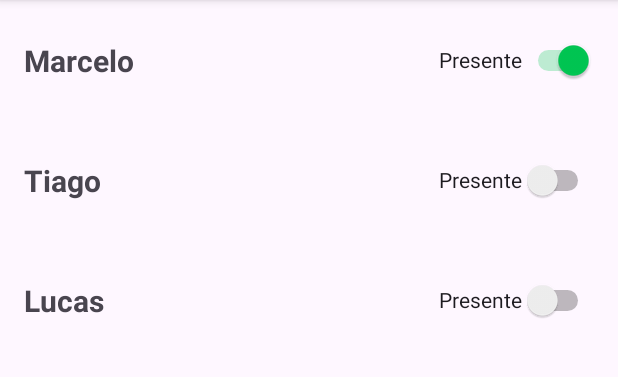
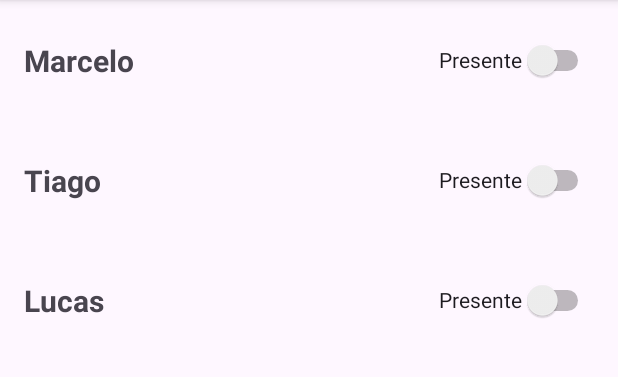
Before and after one commit to marceloviana1991/chamada-android-kotlin, an Android app: the screen it shows after launch (MainActivity), on a phone screen of 412 x 824 dp, the part 96-473 px from its top. Run offline under Robolectric (Android 15) with nearby library versions, the phone set to English and light mode, and no system bars.

```diff
--- a/app/src/main/java/marceloviana1991/listadechamada/MainActivity.kt
+++ b/app/src/main/java/marceloviana1991/listadechamada/MainActivity.kt
@@ -26,11 +26,7 @@ class MainActivity : AppCompatActivity() {
         val recyclerView = biding.recyclerview
         recyclerView.adapter = MainAdapter(
             this,
-            listOf(
-                Pessoa("Marcelo", true),
-                Pessoa("Tiago"),
-                Pessoa("Lucas")
-            )
+            listOf("Marcelo", "Tiago", "Lucas")
         )
     }
 }
--- a/app/src/main/java/marceloviana1991/listadechamada/MainAdapter.kt
+++ b/app/src/main/java/marceloviana1991/listadechamada/MainAdapter.kt
@@ -8,15 +8,15 @@ import marceloviana1991.listadechamada.databinding.AdapterMainBinding
 
 class MainAdapter(
     private val context: Context,
-    private val pessoas: List<Pessoa>
+    private val nomes: List<String>
 ): RecyclerView.Adapter<MainAdapter.ViewHolder>() {
 
     class ViewHolder(
         private val binding: AdapterMainBinding
     ): RecyclerView.ViewHolder(binding.root) {
-        fun vincula(pessoa: Pessoa) {
-            binding.textViewNome.text = pessoa.nome
-            binding.switchPresenca.isChecked = pessoa.presenca
+        fun vincula(nome: String) {
+            binding.textViewNome.text = nome
+
         }
     }
 
@@ -26,11 +26,11 @@ class MainAdapter(
         return ViewHolder(binding)
     }
 
-    override fun getItemCount(): Int = pessoas.size
+    override fun getItemCount(): Int = nomes.size
 
     override fun onBindViewHolder(holder: ViewHolder, position: Int) {
-        val pessoa = pessoas[position]
-        holder.vincula(pessoa)
+        val nome = nomes[position]
+        holder.vincula(nome)
     }
 
 }
--- a/app/src/main/java/marceloviana1991/listadechamada/Pessoa.kt
+++ /dev/null
@@ -1,6 +0,0 @@
-package marceloviana1991.listadechamada
-
-class Pessoa(
-    val nome: String,
-    val presenca: Boolean = false
-)
--- a/app/src/main/res/layout/adapter_main.xml
+++ b/app/src/main/res/layout/adapter_main.xml
@@ -9,7 +9,7 @@
         android:id="@+id/textViewNome"
         android:layout_width="0dp"
         android:layout_height="wrap_content"
-        android:text="Marcelo Viana de Souza"
+        android:text="Nome"
         android:textSize="20sp"
         android:textStyle="bold"
         app:layout_constraintEnd_toStartOf="@id/switchPresenca"
```
